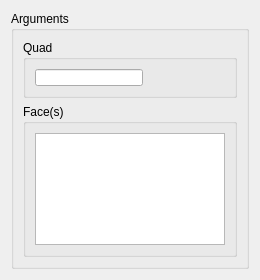
Above: src/HEXABLOCKGUI/QuadAssoc_QTD.ui from SalomePlatform/hexablock before the change. Below: the same form after it.
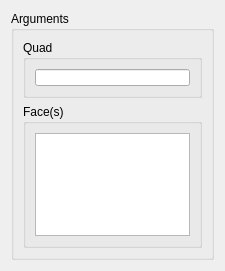
That is the form after the change.

```diff
--- a/src/HEXABLOCKGUI/QuadAssoc_QTD.ui
+++ b/src/HEXABLOCKGUI/QuadAssoc_QTD.ui
@@ -6,40 +6,58 @@
    <rect>
     <x>0</x>
     <y>0</y>
-    <width>260</width>
-    <height>280</height>
+    <width>225</width>
+    <height>271</height>
    </rect>
   </property>
   <property name="sizePolicy">
-   <sizepolicy hsizetype="Preferred" vsizetype="Fixed">
+   <sizepolicy hsizetype="Preferred" vsizetype="Preferred">
     <horstretch>0</horstretch>
     <verstretch>0</verstretch>
    </sizepolicy>
   </property>
   <property name="minimumSize">
    <size>
-    <width>260</width>
+    <width>0</width>
     <height>0</height>
    </size>
   </property>
+  <property name="maximumSize">
+   <size>
+    <width>16777215</width>
+    <height>378</height>
+   </size>
+  </property>
   <property name="windowTitle">
    <string>Quad Association</string>
   </property>
-  <layout class="QVBoxLayout" name="verticalLayout_3">
+  <layout class="QVBoxLayout" name="verticalLayout_4">
    <item>
     <widget class="QGroupBox" name="groupBox_2">
      <property name="minimumSize">
       <size>
-       <width>5</width>
+       <width>0</width>
        <height>0</height>
       </size>
      </property>
+     <property name="maximumSize">
+      <size>
+       <width>16777215</width>
+       <height>16777215</height>
+      </size>
+     </property>
      <property name="title">
       <string>Arguments</string>
      </property>
-     <layout class="QVBoxLayout" name="verticalLayout_2">
+     <layout class="QVBoxLayout" name="verticalLayout_3">
       <item>
        <widget class="QGroupBox" name="groupBox_4">
+        <property name="sizePolicy">
+         <sizepolicy hsizetype="Preferred" vsizetype="Fixed">
+          <horstretch>0</horstretch>
+          <verstretch>0</verstretch>
+         </sizepolicy>
+        </property>
         <property name="maximumSize">
          <size>
           <width>16777215</width>
@@ -49,11 +67,11 @@
         <property name="title">
          <string>Quad</string>
         </property>
-        <layout class="QFormLayout" name="formLayout">
-         <item row="0" column="0">
+        <layout class="QVBoxLayout" name="verticalLayout">
+         <item>
           <widget class="QLineEdit" name="quad_le">
            <property name="sizePolicy">
-            <sizepolicy hsizetype="Preferred" vsizetype="Preferred">
+            <sizepolicy hsizetype="Minimum" vsizetype="Fixed">
              <horstretch>0</horstretch>
              <verstretch>0</verstretch>
             </sizepolicy>
@@ -71,13 +89,13 @@
         <property name="maximumSize">
          <size>
           <width>16777215</width>
-          <height>156</height>
+          <height>16777215</height>
          </size>
         </property>
         <property name="title">
          <string>Face(s)</string>
         </property>
-        <layout class="QVBoxLayout" name="verticalLayout">
+        <layout class="QVBoxLayout" name="verticalLayout_2">
          <item>
           <widget class="QListWidget" name="faces_lw">
            <property name="sizePolicy">
@@ -86,6 +104,12 @@
              <verstretch>0</verstretch>
             </sizepolicy>
            </property>
+           <property name="maximumSize">
+            <size>
+             <width>16777215</width>
+             <height>16777215</height>
+            </size>
+           </property>
           </widget>
          </item>
         </layout>
```
